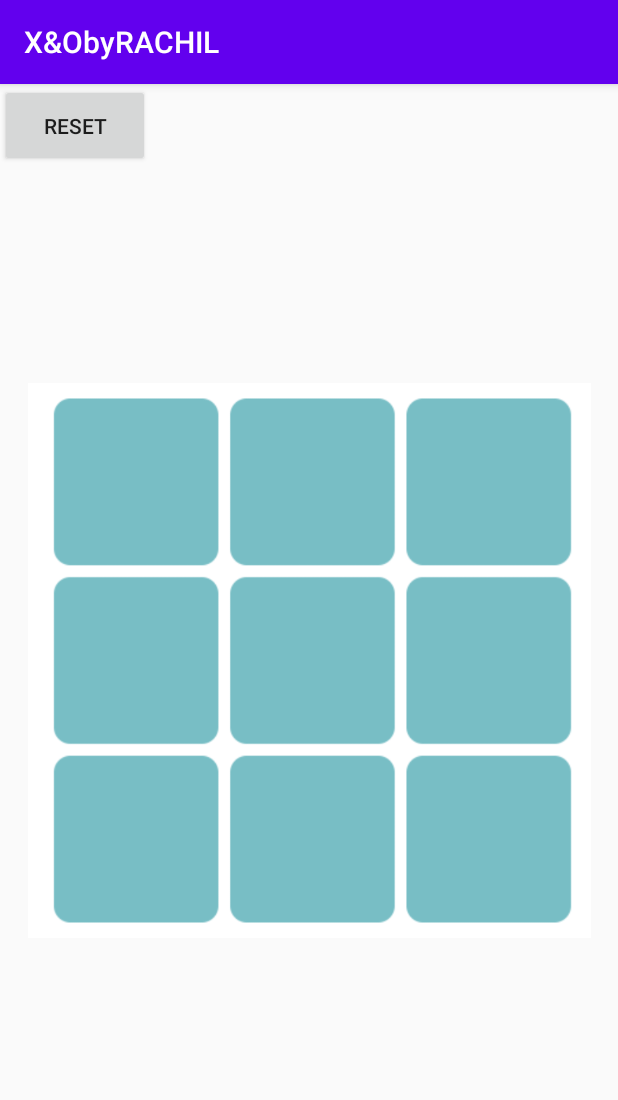
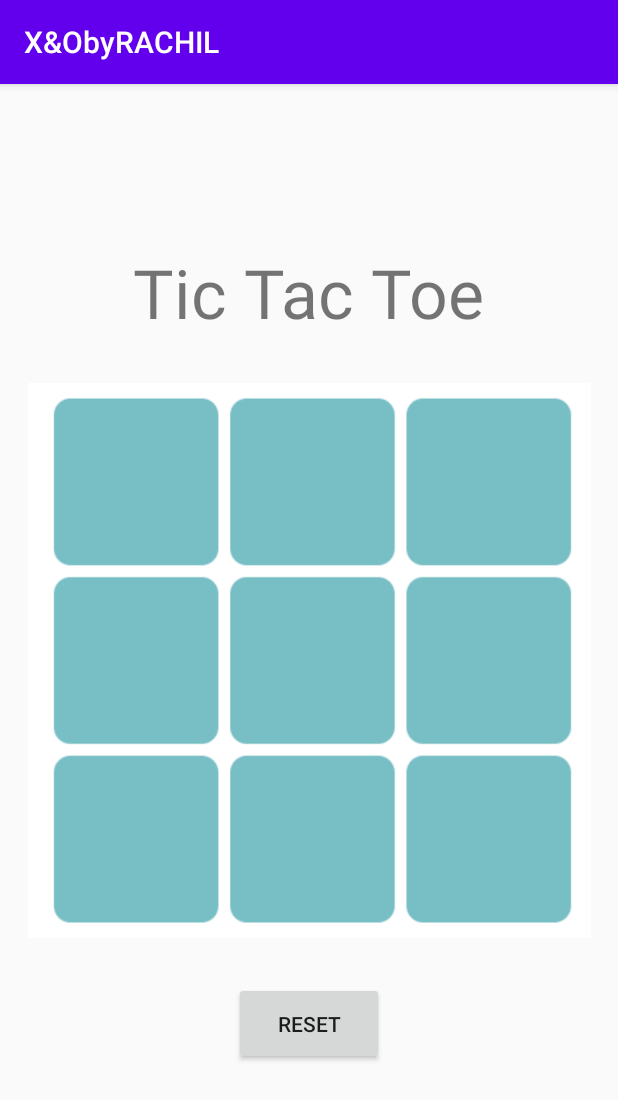
Before and after one commit to Rachil23/TicTacToe, an Android app: the screen it shows after launch (MainActivity), on a phone screen of 412 x 824 dp. Shown: the top 1100 px of the screen. Run offline under Robolectric (Android 15) with nearby library versions, the phone set to English and light mode, and no system bars.

Commit message:
minor changes

```diff
--- a/app/src/main/res/layout/activity_main.xml
+++ b/app/src/main/res/layout/activity_main.xml
@@ -124,9 +124,30 @@
         android:id="@+id/button"
         android:layout_width="100dp"
         android:layout_height="55dp"
+        android:layout_marginStart="155dp"
+        android:layout_marginTop="580dp"
+        android:layout_marginEnd="156dp"
+        android:layout_marginBottom="96dp"
         android:onClick="reset"
         android:text="Reset"
-        tools:ignore="MissingConstraints"
-        tools:layout_editor_absoluteX="155dp"
-        tools:layout_editor_absoluteY="119dp" />
+        app:layout_constraintBottom_toBottomOf="parent"
+        app:layout_constraintEnd_toEndOf="parent"
+        app:layout_constraintStart_toStartOf="parent"
+        app:layout_constraintTop_toTopOf="parent"
+        tools:ignore="MissingConstraints" />
+
+    <TextView
+        android:id="@+id/textView"
+        android:layout_width="wrap_content"
+        android:layout_height="wrap_content"
+        android:layout_marginStart="90dp"
+        android:layout_marginTop="100dp"
+        android:layout_marginEnd="91dp"
+        android:layout_marginBottom="21dp"
+        android:text="Tic Tac Toe"
+        android:textSize="45dp"
+        app:layout_constraintBottom_toTopOf="@+id/gridLayout"
+        app:layout_constraintEnd_toEndOf="parent"
+        app:layout_constraintStart_toStartOf="parent"
+        app:layout_constraintTop_toTopOf="parent" />
 </android.support.constraint.ConstraintLayout>
```
